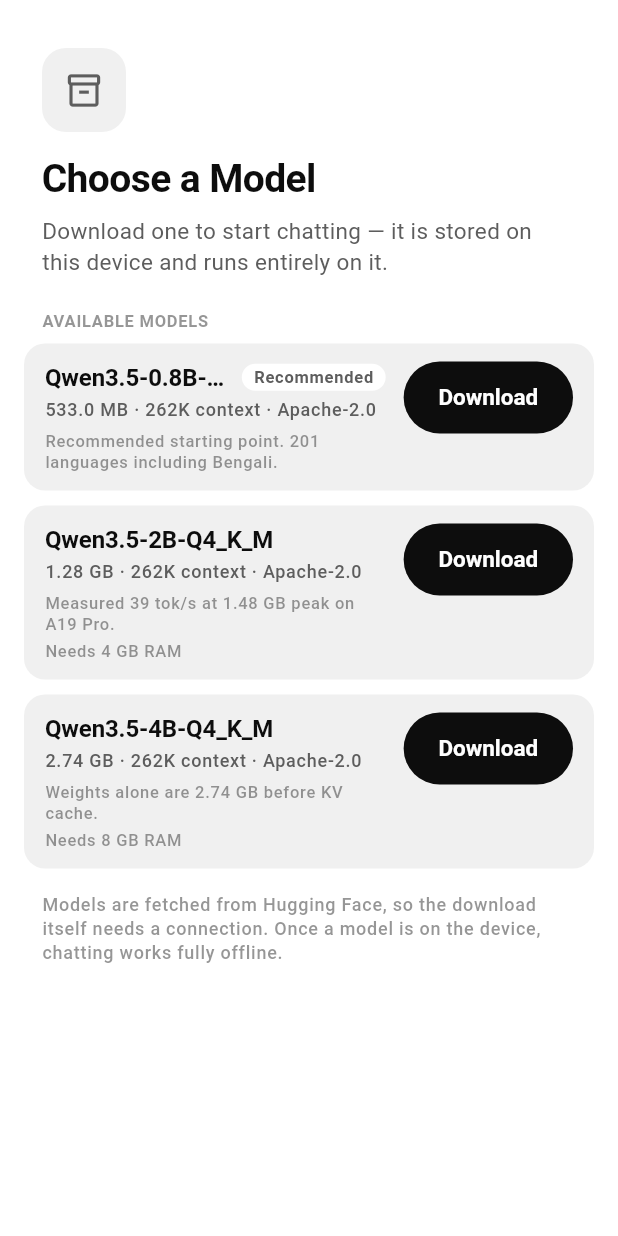
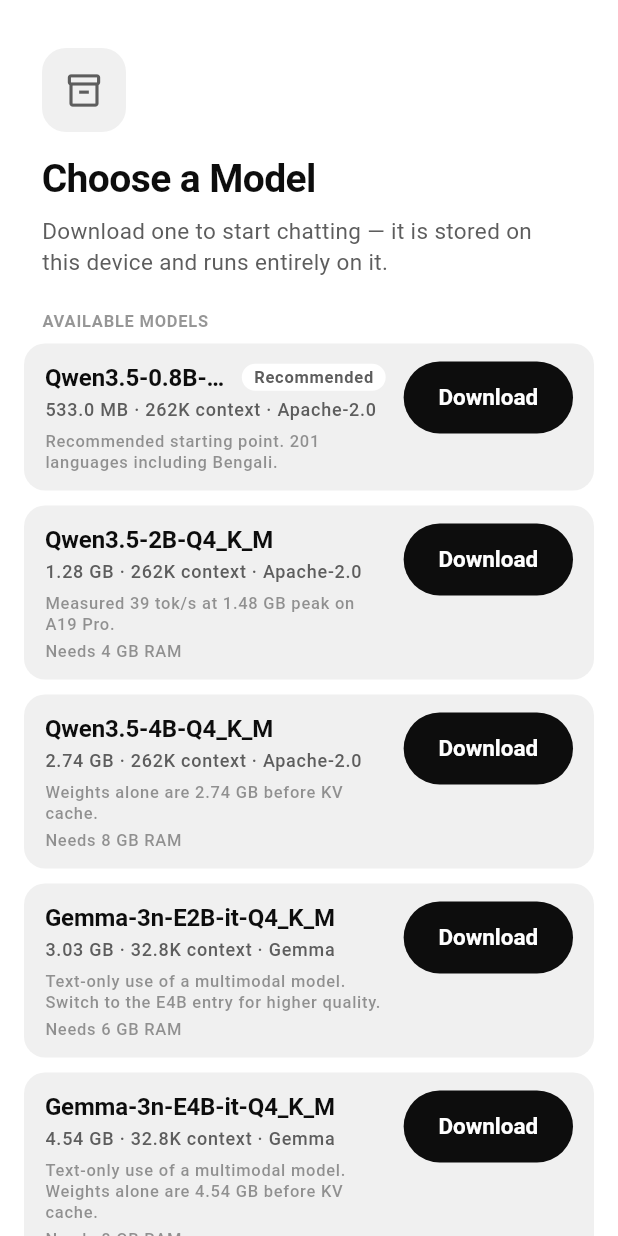
Before and after one commit to Asif-karim007/Offline_Ai_Flutter, a Flutter app: the screen it shows after launch, on a phone screen of 412 x 824 dp. Run offline on Flutter 3.47's test engine with Material 3 defaults, Android fonts, the phone set to English and light mode, and no system bars; our stand-ins replace file_picker, flutter_secure_storage, shared_preferences, sqflite; missing offline and left inert: dart:ffi, pdfrx; accounts and stored records are empty.

Commit message:
feat: Add support for Google's Gemma models in model catalog
- Introduced two new models: Gemma-3n-E2B and Gemma-3n-E4B, with appropriate metadata and configurations.
- Updated the PromptFormat enum to include a new format for Gemma.
- Enhanced the model catalog to accommodate the new models with detailed notes on usage and memory requirements.

refactor: Update llama_bindings podspec for dynamic framework

- Changed the llama_bindings podspec summary to reflect its role as a vendor for llama.xcframework.
- Adjusted the platform and dependency specifications for better compatibility.
- Improved error handling and logging mechanisms in the llama_library.dart file to ensure smoother integration.

feat: Implement llama_shim for iOS

- Added llama_shim.cpp and llama_shim.h to provide a plain-C interface for llama.cpp, ensuring safe FFI interactions.
- Implemented error handling for C++ exceptions to prevent crashes during FFI calls.
- Created a new podspec for llama_shim to manage its integration as a dynamic framework.

chore: Update documentation and comments across the codebase

- Enhanced comments in llama_library.dart and llama_shim files for better clarity on functionality and usage.
- Documented the rationale behind design choices in the llama_shim header file.

```diff
--- a/lib/model_management/model_catalog.dart
+++ b/lib/model_management/model_catalog.dart
@@ -36,6 +36,9 @@
 /// entry with no chat template at all (an embedding model) obvious at a glance.
 enum PromptFormat {
   chatml('ChatML'),
+
+  /// `<start_of_turn>role\n...<end_of_turn>` — Gemma's own template, not ChatML.
+  gemma('Gemma'),
 
   /// Embedding models have no chat template.
   none('none');
@@ -181,6 +184,42 @@
     note: 'Weights alone are 2.74 GB before KV cache.',
   );
 
+  /// Google's Gemma 3n, the "effective 2B" member of the pair. Ships as a ~5B-parameter
+  /// multimodal checkpoint whose per-layer embeddings let it run at a roughly 2B memory
+  /// footprint on Google's own MediaPipe/LiteRT runtime; this app's llama.cpp engine has no
+  /// image/audio input path, so it is loaded and used as a text-only chat model.
+  static const CatalogModel gemma3nE2B = CatalogModel(
+    id: 'gemma-3n-e2b-it-q4_k_m',
+    displayName: 'Gemma-3n-E2B-it-Q4_K_M',
+    repository: 'unsloth/gemma-3n-E2B-it-GGUF',
+    fileName: 'gemma-3n-E2B-it-Q4_K_M.gguf',
+    downloadSizeBytes: 3030 * _megabyte,
+    license: 'Gemma',
+    promptFormat: PromptFormat.gemma,
+    contextLength: 32768,
+    tier: ModelTier.recommended,
+    // Not benchmarked on this app. Sized from the weight footprint plus headroom for the KV
+    // cache, since generic llama.cpp inference does not get Google's own PLE memory savings.
+    minimumDeviceMemoryBytes: 6 * _gibibyte,
+    note: 'Text-only use of a multimodal model. Switch to the E4B entry for higher quality.',
+  );
+
+  /// The step up from [gemma3nE2B]: an "effective 4B" checkpoint from the same Gemma 3n
+  /// family, same caveats about text-only use in this app.
+  static const CatalogModel gemma3nE4B = CatalogModel(
+    id: 'gemma-3n-e4b-it-q4_k_m',
+    displayName: 'Gemma-3n-E4B-it-Q4_K_M',
+    repository: 'unsloth/gemma-3n-E4B-it-GGUF',
+    fileName: 'gemma-3n-E4B-it-Q4_K_M.gguf',
+    downloadSizeBytes: 4540 * _megabyte,
+    license: 'Gemma',
+    promptFormat: PromptFormat.gemma,
+    contextLength: 32768,
+    tier: ModelTier.max,
+    minimumDeviceMemoryBytes: 8 * _gibibyte,
+    note: 'Text-only use of a multimodal model. Weights alone are 4.54 GB before KV cache.',
+  );
+
   /// The retrieval-side embedding model.
   ///
   /// The file name is the conventional `<model>-<quant>.gguf` form for this repository.
@@ -207,6 +246,8 @@
     qwen35Point8B,
     qwen352B,
     qwen354B,
+    gemma3nE2B,
+    gemma3nE4B,
     multilingualE5Small,
   ];
 
```
Also changed, not shown: packages/llama_bindings/lib/src/llama_library.dart (+27 -9 lines), 7 other files.
